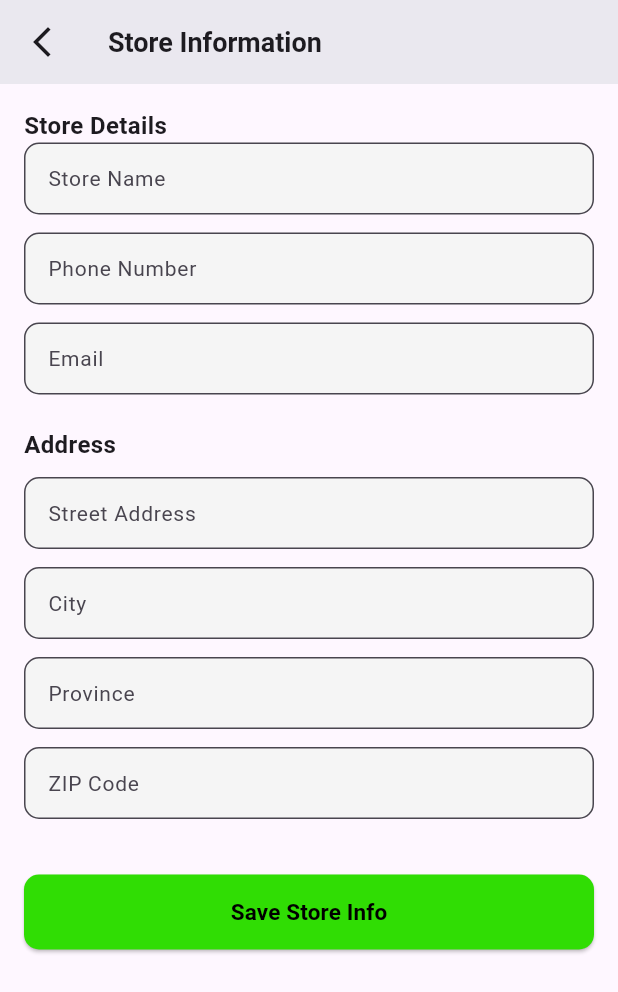
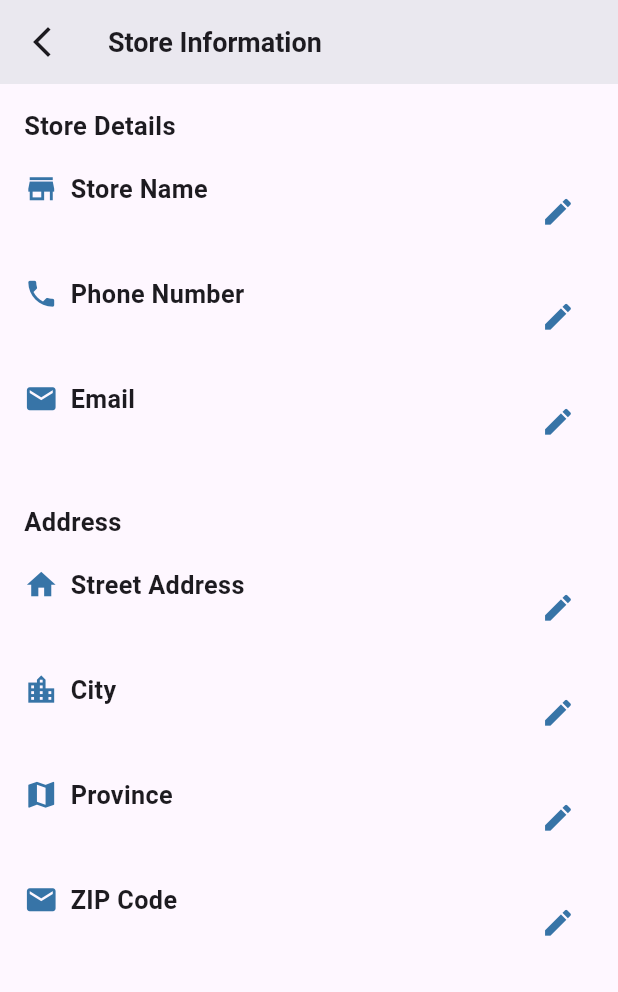
Before and after one commit to Berlt0/POS-APP, a Flutter app: the StoreInfo screen opened directly, on a phone screen of 412 x 824 dp. Shown: the top 992 px of the screen. Run offline on Flutter 3.47's test engine with Material 3 defaults, Android fonts, the phone set to English and light mode, and no system bars; our stand-ins replace connectivity_plus, fl_chart, flutter_secure_storage, google_fonts, image_picker, sqflite; missing offline and left inert: mobile_scanner; accounts and stored records are empty; Roboto replaces fonts that are missing (Kameron).

Commit message:
Complete Store Info Page UI implementation

```diff
--- a/lib/pages/settings/settings.storeInfo.dart
+++ b/lib/pages/settings/settings.storeInfo.dart
@@ -30,43 +30,6 @@ class _StoreInfoState extends State<StoreInfo> {
     super.dispose();
   }
 
-  Widget buildField({
-    required String label,
-    required TextEditingController controller,
-    TextInputType? keyboardType,
-    IconData? icon,
-  }) {
-    final isTablet = Responsive.isTablet(context);
-    final isDesktop = Responsive.isDesktop(context);
-
-    return Padding(
-      padding: const EdgeInsets.only(bottom: 12),
-      child: TextField(
-        controller: controller,
-        keyboardType: keyboardType,
-        style: GoogleFonts.kameron(
-          fontSize: Responsive.font(context, mobile: 15, tablet: 17, desktop: 19),
-        ),
-        decoration: InputDecoration(
-          prefixIcon: icon != null ? Icon(icon, color: Color(0xFF6FE5F2)) : null,
-          labelText: label,
-          labelStyle: GoogleFonts.kameron(
-            fontSize: Responsive.font(context, mobile: 14, tablet: 16, desktop: 18),
-          ),
-          filled: true,
-          fillColor: Colors.grey[100],
-          border: OutlineInputBorder(
-            borderRadius: BorderRadius.circular(10),
-          ),
-          contentPadding: EdgeInsets.symmetric(
-            vertical: isDesktop ? 18 : isTablet ? 16 : 12,
-            horizontal: 12,
-          ),
-        ),
-      ),
-    );
-  }
-
   void _saveStoreInfo() {
     ScaffoldMessenger.of(context).showSnackBar(
       const SnackBar(
@@ -78,16 +41,14 @@ class _StoreInfoState extends State<StoreInfo> {
 
   @override
   Widget build(BuildContext context) {
-    final isTablet = Responsive.isTablet(context);
-    final isDesktop = Responsive.isDesktop(context);
-
     return Scaffold(
       appBar: AppBar(
         title: Text(
           "Store Information",
           style: GoogleFonts.kameron(
             fontWeight: FontWeight.bold,
-            fontSize: Responsive.font(context, mobile: 18, tablet: 20, desktop: 22),
+            fontSize:
+                Responsive.font(context, mobile: 18, tablet: 20, desktop: 22),
           ),
         ),
         backgroundColor: Colors.grey[100],
@@ -103,44 +64,17 @@ class _StoreInfoState extends State<StoreInfo> {
         child: Column(
           children: [
 
+            /// STORE DETAILS
             Align(
               alignment: Alignment.centerLeft,
               child: Text(
                 "Store Details",
                 style: GoogleFonts.kameron(
-                  fontSize: Responsive.font(context, mobile: 16, tablet: 18, desktop: 20),
-                  fontWeight: FontWeight.bold,
-                ),
-              ),
-            ),
-
-            buildField(
-              label: "Store Name",
-              controller: storeNameController,
-            ),
-
-            buildField(
-              label: "Phone Number",
-              controller: phoneController,
-              keyboardType: TextInputType.phone,
-
-            ),
-
-            buildField(
-              label: "Email",
-              controller: emailController,
-              keyboardType: TextInputType.emailAddress,
-
-            ),
-
-            const SizedBox(height: 10),
-
-            Align(
-              alignment: Alignment.centerLeft,
-              child: Text(
-                "Address",
-                style: GoogleFonts.kameron(
-                  fontSize: Responsive.font(context, mobile: 16, tablet: 18, desktop: 20),
+                  fontSize: Responsive.font(
+                      context,
+                      mobile: 17,
+                      tablet: 18,
+                      desktop: 19),
                   fontWeight: FontWeight.bold,
                 ),
               ),
@@ -148,56 +82,259 @@ class _StoreInfoState extends State<StoreInfo> {
 
             const SizedBox(height: 10),
 
-            buildField(
-              label: "Street Address",
-              controller: addressController,
-
+          EditableField(
+                label: "Store Name",
+                controller: storeNameController,
+                icon: Icons.store,
             ),
 
-            buildField(
-              label: "City",
-              controller: cityController,
-            ),
+              EditableField(
+                label: "Phone Number",
+                controller: phoneController,
+                keyboardType: TextInputType.phone,
+                icon: Icons.phone,
+              ),
 
-            buildField(
-              label: "Province",
-              controller: provinceController,
-            ),
 
-            buildField(
-              label: "ZIP Code",
-              controller: zipController,
-              keyboardType: TextInputType.number,
-            ),
+               EditableField(
+                label: "Email",
+                controller: emailController,
+                keyboardType: TextInputType.emailAddress,
+                icon: Icons.email,
+              ),
 
-            const SizedBox(height: 25),
 
-            SizedBox(
-              width: double.infinity,
-              height: 50,
-              child: ElevatedButton(
-                onPressed: _saveStoreInfo,
-                style: ElevatedButton.styleFrom(
-                  backgroundColor: const Color(0xFF30DD04),
-                  shape: RoundedRectangleBorder(
-                    borderRadius: BorderRadius.circular(10),
-                  ),
-                ),
-                child: Text(
-                  "Save Store Info",
-                  style: GoogleFonts.kameron(
-                    fontSize: Responsive.font(context, mobile: 15, tablet: 17, desktop: 19),
-                    fontWeight: FontWeight.bold,
-                    color: Colors.black,
-                  ),
+            const SizedBox(height: 20),
+
+            /// ADDRESS
+            Align(
+              alignment: Alignment.centerLeft,
+              child: Text(
+                "Address",
+                style: GoogleFonts.kameron(
+                  fontSize: Responsive.font(
+                      context,
+                      mobile: 17,
+                      tablet: 18,
+                      desktop: 19),
+                  fontWeight: FontWeight.bold,
                 ),
               ),
             ),
 
+            const SizedBox(height: 10),
+
+           EditableField(
+                label: "Street Address",
+                controller: addressController,
+                icon: Icons.home,
+              ),
+
+
+           EditableField(
+                label: "City",
+                controller: cityController,
+                icon: Icons.location_city,
+              ),
+
+
+            EditableField(
+                label: "Province",
+                controller: provinceController,
+                icon: Icons.map,
+              ),
+
+
+             EditableField(
+                label: "ZIP Code",
+                controller: zipController,
+                keyboardType: TextInputType.number,
+                icon: Icons.local_post_office,
+              ),
+
+
             const SizedBox(height: 30),
+
           ],
         ),
       ),
     );
   }
 }
+
+/// 🔥 EDITABLE FIELD WITH ICON
+class EditableField extends StatefulWidget {
+  final String label;
+  final TextEditingController controller;
+  final TextInputType? keyboardType;
+  final IconData? icon;
+
+  const EditableField({
+    super.key,
+    required this.label,
+    required this.controller,
+    this.keyboardType,
+    this.icon,
+  });
+
+  @override
+  State<EditableField> createState() => _EditableFieldState();
+}
+
+class _EditableFieldState extends State<EditableField> {
+  bool isEditing = false;
+
+  String tempValue = "";
+
+  @override
+  Widget build(BuildContext context) {
+    return Padding(
+      padding: const EdgeInsets.symmetric(vertical: 8),
+      child: Row(
+        mainAxisAlignment: MainAxisAlignment.spaceBetween,
+        children: [
+
+
+          Expanded(
+            child: Column(
+              crossAxisAlignment: CrossAxisAlignment.start,
+              children: [
+
+
+                Row(
+                  children: [
+                    Icon(
+                      widget.icon,
+                      size: Responsive.font(
+                        context,
+                        mobile: 23,
+                        tablet: 27,
+                        desktop: 30,
+                      ),
+                      color: const Color.fromARGB(255, 55, 116, 167),
+                    ),
+                    const SizedBox(width: 8),
+                    Text(
+                      widget.label,
+                      style: GoogleFonts.kameron(
+                        fontSize: Responsive.font(
+                            context,
+                            mobile: 16.8,
+                            tablet: 17.8,
+                            desktop: 18.8),
+                        fontWeight: FontWeight.w600,
+                      ),
+                    ),
+                  ],
+                ),
+
+                const SizedBox(height: 6),
+
+                /// VALUE / INPUT
+                isEditing
+                    ? Padding(
+                        padding: const EdgeInsets.only(left: 10),
+                        child: TextField(
+                          controller: widget.controller,
+                          keyboardType: widget.keyboardType,
+                          autofocus: true,
+                          style: GoogleFonts.kameron(
+                            fontSize: Responsive.font(
+                                context,
+                                mobile: 16.5,
+                                tablet: 17.5,
+                                desktop: 18.5),
+                          ),
+                          decoration: const InputDecoration(
+                            isDense: true,
+                            border: UnderlineInputBorder(),
+                          ),
+                        ),
+                      )
+                    : Padding(
+                        padding: const EdgeInsets.only(left: 10),
+                        child: Text(
+                          widget.controller.text,
+                          style: GoogleFonts.kameron(
+                            fontSize: Responsive.font(
+                                context,
+                                mobile: 16.5,
+                                tablet: 17.5,
+                                desktop: 18.5),
+                            fontWeight: FontWeight.w500,
+                            color: Colors.grey[900]
+                          ),
+                        ),
+                      ),
+              ],
+            ),
+          ),
+
+
+  isEditing
+    ? Row(
+        mainAxisSize: MainAxisSize.min,
+        children: [
+
+
+          IconButton(
+            icon: Icon(
+              Icons.check,
+              size: Responsive.font(
+                  context,
+                  mobile: 23,
+                  tablet: 27,
+                  desktop: 30),
+              color: Colors.green,
+            ),
+            onPressed: () {
+              setState(() {
+                isEditing = false;
+              });
+            },
+          ),
+
+
+          IconButton(
+            icon: Icon(
+              Icons.close,
+              size: Responsive.font(
+                  context,
+                  mobile: 23,
+                  tablet: 27,
+                  desktop: 30),
+              color: Colors.red,
+            ),
+            onPressed: () {
+              setState(() {
+                widget.controller.text = tempValue;
+                isEditing = false;
+              });
+            },
+          ),
+        ],
+      )
+    : IconButton(
+        icon: Icon(
+          Icons.edit,
+          size: Responsive.font(
+              context,
+              mobile: 23,
+              tablet: 27,
+              desktop: 30),
+          color: const Color.fromARGB(255, 55, 116, 167),
+        ),
+        onPressed: () {
+          setState(() {
+            tempValue = widget.controller.text;
+            isEditing = true;
+          });
+        },
+      ),
+
+
+        ],
+      ),
+    );
+  }
+}
--- a/lib/services/api_service.dart
+++ b/lib/services/api_service.dart
@@ -3,7 +3,7 @@ import 'dart:convert';
 
 class ApiService {
 
-  static const String baseUrl = 'http://10.0.2.2:3000';
+  static const String baseUrl = 'https://similarly-cognition-create.ngrok-free.dev';
 
   static Future<http.Response> post(String endpoint, Map<String, dynamic> data) async {
     final url = Uri.parse('$baseUrl$endpoint');
```
